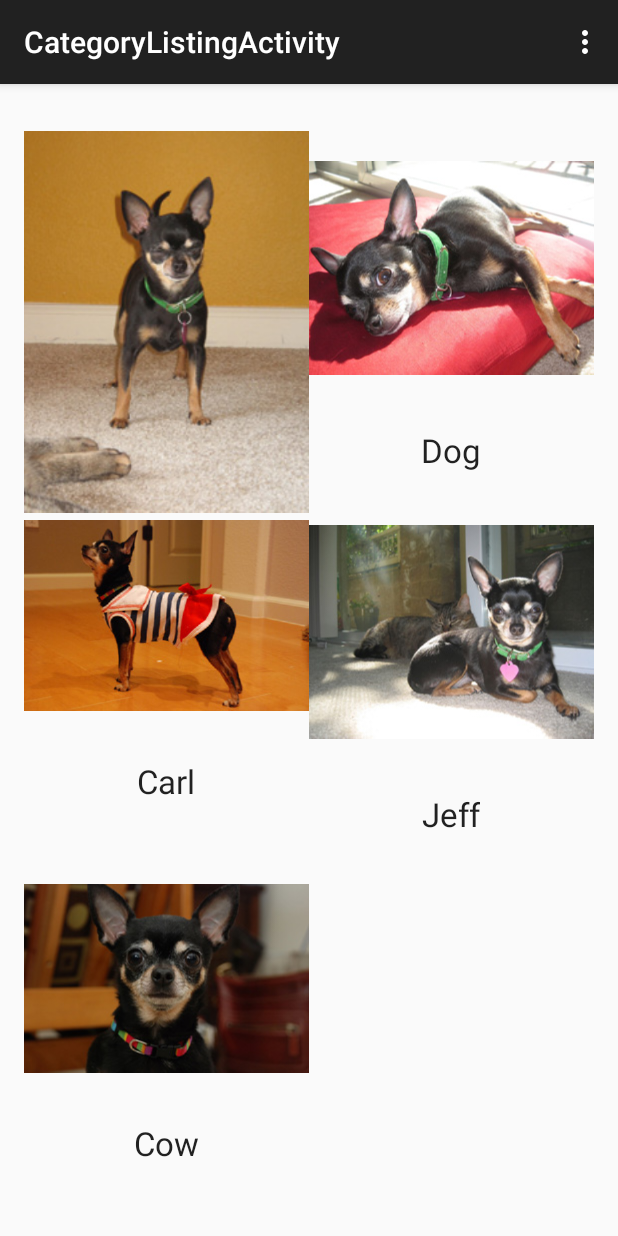
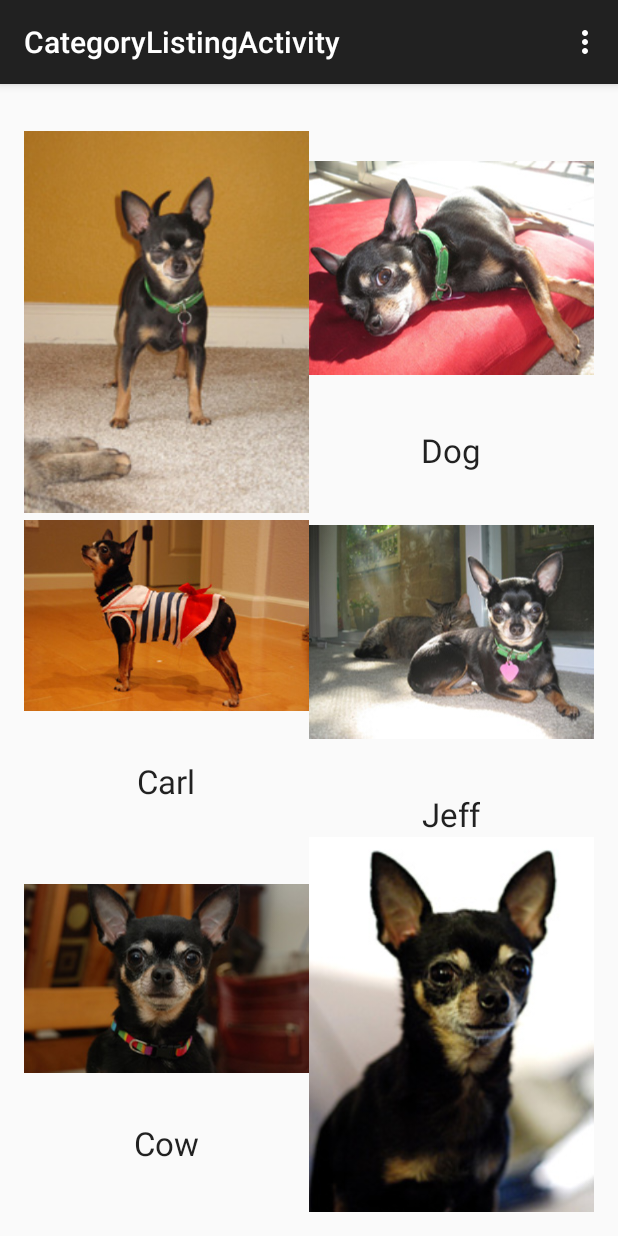
Before and after one commit to SpaceBeers/android-picture-cards, an Android app: the screen it shows after launch (CategoryListingActivity), on a phone screen of 412 x 824 dp. Run offline under Robolectric (Android 15) with nearby library versions, the phone set to English and light mode, and no system bars.

Commit message:
Simple linking between listing and card deets

```diff
--- a/app/src/main/AndroidManifest.xml
+++ b/app/src/main/AndroidManifest.xml
@@ -12,8 +12,13 @@
             android:label="@string/title_activity_category_listing" >
             <intent-filter>
                 <action android:name="android.intent.action.MAIN" />
+
                 <category android:name="android.intent.category.LAUNCHER" />
             </intent-filter>
+        </activity>
+        <activity
+            android:name=".activities.CardDetailActivity"
+            android:label="@string/title_activity_card_detail" >
         </activity>
     </application>
 
--- a/app/src/main/java/runningpunchdevelopment/babytalk/activities/CategoryListingActivity.java
+++ b/app/src/main/java/runningpunchdevelopment/babytalk/activities/CategoryListingActivity.java
@@ -1,9 +1,12 @@
 package runningpunchdevelopment.babytalk.activities;
 
+import android.content.Intent;
 import android.support.v7.app.AppCompatActivity;
 import android.os.Bundle;
 import android.view.Menu;
 import android.view.MenuItem;
+import android.view.View;
+import android.widget.AdapterView;
 import android.widget.GridView;
 
 import java.util.ArrayList;
@@ -30,14 +33,27 @@ public class CategoryListingActivity extends AppCompatActivity {
                     new Card("Dog", R.drawable.sample_1),
                     new Card("Carl", R.drawable.sample_2),
                     new Card("Jeff", R.drawable.sample_3),
-                    new Card("Cow", R.drawable.sample_4)
+                    new Card("Cow", R.drawable.sample_4),
+                    new Card("Cow", R.drawable.sample_5),
+                    new Card("Cow", R.drawable.sample_6),
+                    new Card("Cow", R.drawable.sample_7)
             };
 
-        CardAdapter adapter = new CardAdapter(this,
-                R.layout.card_layout, cards_array);
+        CardAdapter adapter = new CardAdapter(this,R.layout.card_layout, cards_array);
+
+        cardsGridView.setOnItemClickListener(new AdapterView.OnItemClickListener() {
+            @Override
+            public void onItemClick(AdapterView<?> adapter, View view, int position, long id) {
+                Intent cardDetailIntent = new Intent(view.getContext(), CardDetailActivity.class);
+                //editNoteIntent.putExtra("Note", notes.get(position));
+
+                startActivityForResult(cardDetailIntent, 1);
+            }
+        });
 
         cardsGridView.setAdapter(adapter);
     }
+
 
     @Override
     public boolean onCreateOptionsMenu(Menu menu) {
@@ -45,19 +61,4 @@ public class CategoryListingActivity extends AppCompatActivity {
         getMenuInflater().inflate(R.menu.menu_category_listing, menu);
         return true;
     }
-
-    @Override
-    public boolean onOptionsItemSelected(MenuItem item) {
-        // Handle action bar item clicks here. The action bar will
-        // automatically handle clicks on the Home/Up button, so long
-        // as you specify a parent activity in AndroidManifest.xml.
-        int id = item.getItemId();
-
-        //noinspection SimplifiableIfStatement
-        if (id == R.id.action_settings) {
-            return true;
-        }
-
-        return super.onOptionsItemSelected(item);
-    }
 }
--- a/app/src/main/java/runningpunchdevelopment/babytalk/adapters/CardAdapter.java
+++ b/app/src/main/java/runningpunchdevelopment/babytalk/adapters/CardAdapter.java
@@ -50,8 +50,7 @@ public class CardAdapter extends ArrayAdapter<Card> {
         return row;
     }
 
-    static class CardHolder
-    {
+    static class CardHolder {
         ImageView cardImage;
         TextView cardTitle;
     }
--- a/app/src/main/res/values/strings.xml
+++ b/app/src/main/res/values/strings.xml
@@ -7,4 +7,5 @@
 
     <string name="hello_world">Hello world!</string>
     <string name="action_settings">Settings</string>
+    <string name="title_activity_card_detail">CardDetailActivity</string>
 </resources>
```
Also changed, not shown: app/src/main/java/runningpunchdevelopment/babytalk/activities/CardDetailActivity.java (added, +39 -0 lines), app/src/main/res/layout/activity_card_detail.xml (added, +12 -0 lines), app/src/main/res/menu/menu_card_detail.xml (added, +7 -0 lines).
